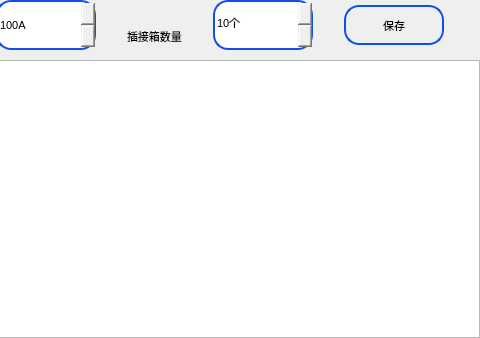
First picture: the form in setting/setnames/setnameswid.ui, repository ChinaClever/BusBar-Qt, before the edit; both pictures show x 334 to 814 and y 0 to 338 of the 814 by 338 pixel window.
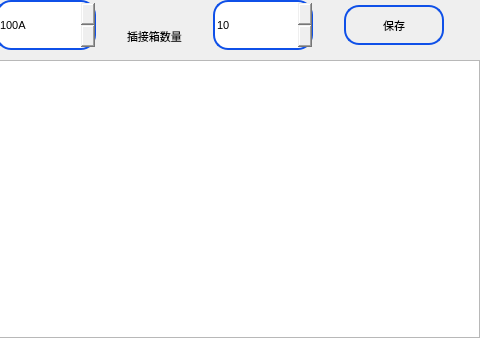
Second picture: the form after the edit. Icons and pictures are not drawn. Custom widgets are drawn as their Qt base class.

```diff
--- a/setting/setnames/setnameswid.ui
+++ b/setting/setnames/setnameswid.ui
@@ -289,7 +289,7 @@
 }</string>
        </property>
        <property name="suffix">
-        <string>个</string>
+        <string/>
        </property>
        <property name="prefix">
         <string/>
```
